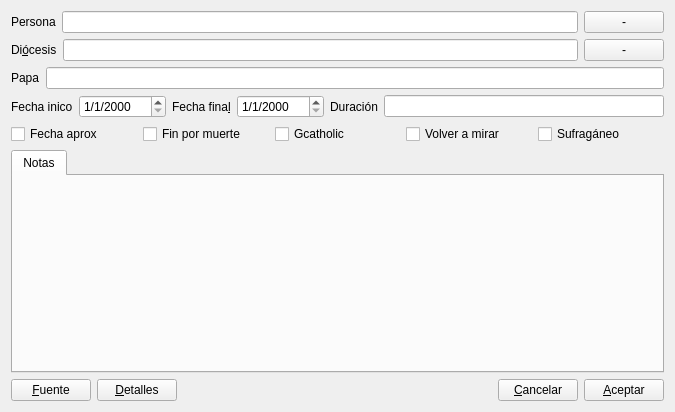
Above: gui/dlgnuevoobispo.ui from rogorido/qtpredicadores before the change. Below: the same form after it.
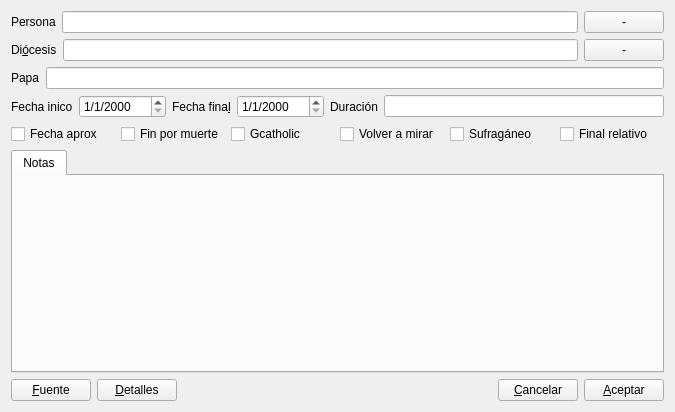
That is the form after the change. Icons and pictures are not drawn. Custom widgets are drawn as their Qt base class.

Commit message: Campo final_relativo para clase Obispo

```diff
--- a/gui/dlgnuevoobispo.ui
+++ b/gui/dlgnuevoobispo.ui
@@ -175,6 +175,13 @@
        </property>
       </widget>
      </item>
+     <item>
+      <widget class="QCheckBox" name="ckFinalRelativo">
+       <property name="text">
+        <string>Final relativo</string>
+       </property>
+      </widget>
+     </item>
     </layout>
    </item>
    <item>
```
Left out of the diff: 3 changed lines with no effect on the pictures. The commit also changes 3 other files.
